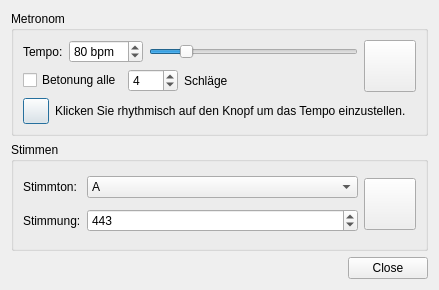
Old version of the form src/gui/metronom/metronom.ui in the repository doitux/qupil.
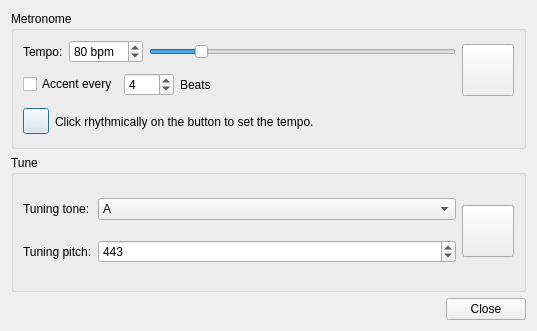
New version of the form. Icons and pictures are not drawn.

Patch:
```diff
--- a/src/gui/metronom/metronom.ui
+++ b/src/gui/metronom/metronom.ui
@@ -6,8 +6,8 @@
    <rect>
     <x>0</x>
     <y>0</y>
-    <width>439</width>
-    <height>290</height>
+    <width>537</width>
+    <height>331</height>
    </rect>
   </property>
   <property name="windowTitle">
@@ -17,7 +17,7 @@
    <item row="0" column="0">
     <widget class="QGroupBox" name="groupBox">
      <property name="title">
-      <string>Metronom</string>
+      <string>Metronome</string>
      </property>
      <layout class="QGridLayout" name="gridLayout">
       <item row="0" column="0">
@@ -111,7 +111,7 @@
         <item>
          <widget class="QCheckBox" name="checkBox_beat">
           <property name="text">
-           <string>Betonung alle</string>
+           <string>Accent every</string>
           </property>
          </widget>
         </item>
@@ -149,7 +149,7 @@
            </sizepolicy>
           </property>
           <property name="text">
-           <string>Schläge</string>
+           <string>Beats</string>
           </property>
          </widget>
         </item>
@@ -183,7 +183,7 @@
         <item>
          <widget class="QLabel" name="label">
           <property name="text">
-           <string>Klicken Sie rhythmisch auf den Knopf um das Tempo einzustellen.</string>
+           <string>Click rhythmically on the button to set the tempo.</string>
           </property>
          </widget>
         </item>
@@ -195,13 +195,13 @@
    <item row="1" column="0">
     <widget class="QGroupBox" name="groupBox_2">
      <property name="title">
-      <string>Stimmen</string>
+      <string>Tune</string>
      </property>
      <layout class="QGridLayout" name="gridLayout_2">
       <item row="0" column="0">
        <widget class="QLabel" name="label_4">
         <property name="text">
-         <string>Stimmton:</string>
+         <string>Tuning tone:</string>
         </property>
        </widget>
       </item>
@@ -266,7 +266,7 @@
       <item row="1" column="0">
        <widget class="QLabel" name="label_5">
         <property name="text">
-         <string>Stimmung:</string>
+         <string>Tuning pitch:</string>
         </property>
        </widget>
       </item>
```
Left out of the diff: 2 changed lines with no effect on the pictures.
